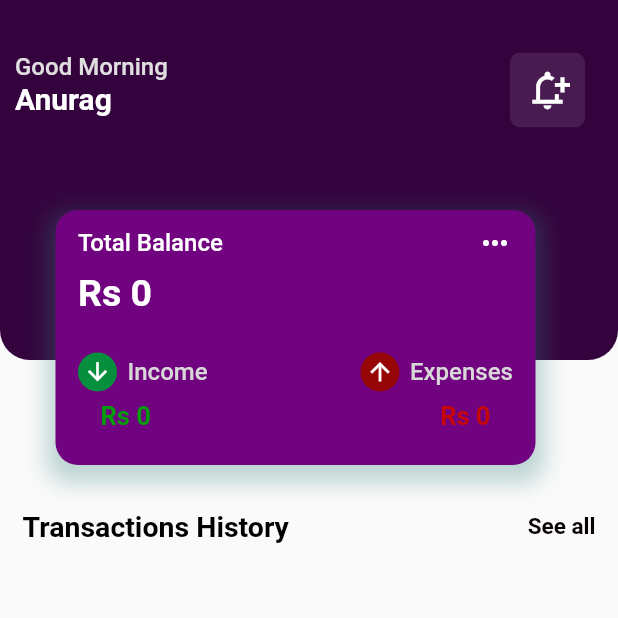
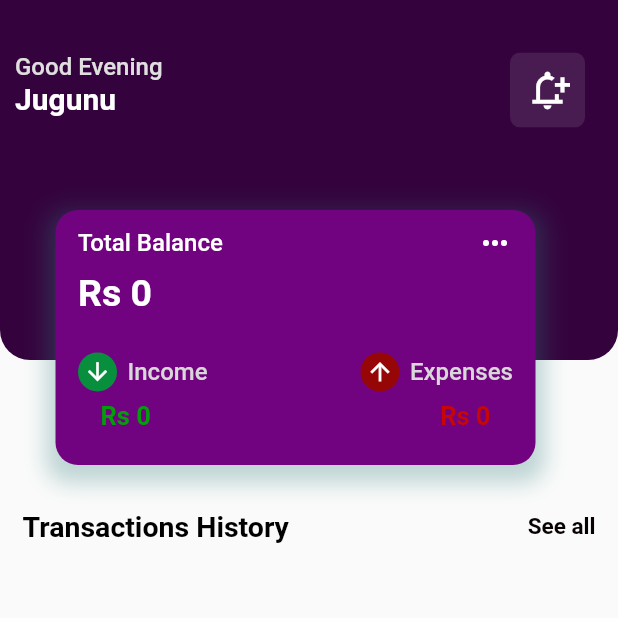
Before and after one commit to anurag67124/Finance-Managment-App, a Flutter app: the screen it shows after launch, on a phone screen of 412 x 824 dp, the top half of it. Run offline on Flutter 3.47's test engine with Material 2 defaults, Android fonts, the phone set to English and light mode, and no system bars; our stand-ins replace hive, hive_flutter, syncfusion_flutter_charts; accounts and stored records are empty.

Commit message:
small change

```diff
--- a/finance_app/lib/Screens/home.dart
+++ b/finance_app/lib/Screens/home.dart
@@ -170,7 +170,7 @@ class _HomeState extends State<Home> {
                       crossAxisAlignment: CrossAxisAlignment.start,
                       children: const [
                         Text(
-                          'Good Morning',
+                          'Good Evening',
                           style: TextStyle(
                             fontWeight: FontWeight.w500,
                             fontSize: 16,
@@ -178,7 +178,7 @@ class _HomeState extends State<Home> {
                           ),
                         ),
                         Text(
-                          'Anurag',
+                          'Jugunu',
                           style: TextStyle(
                             fontWeight: FontWeight.w600,
                             fontSize: 20,
```
